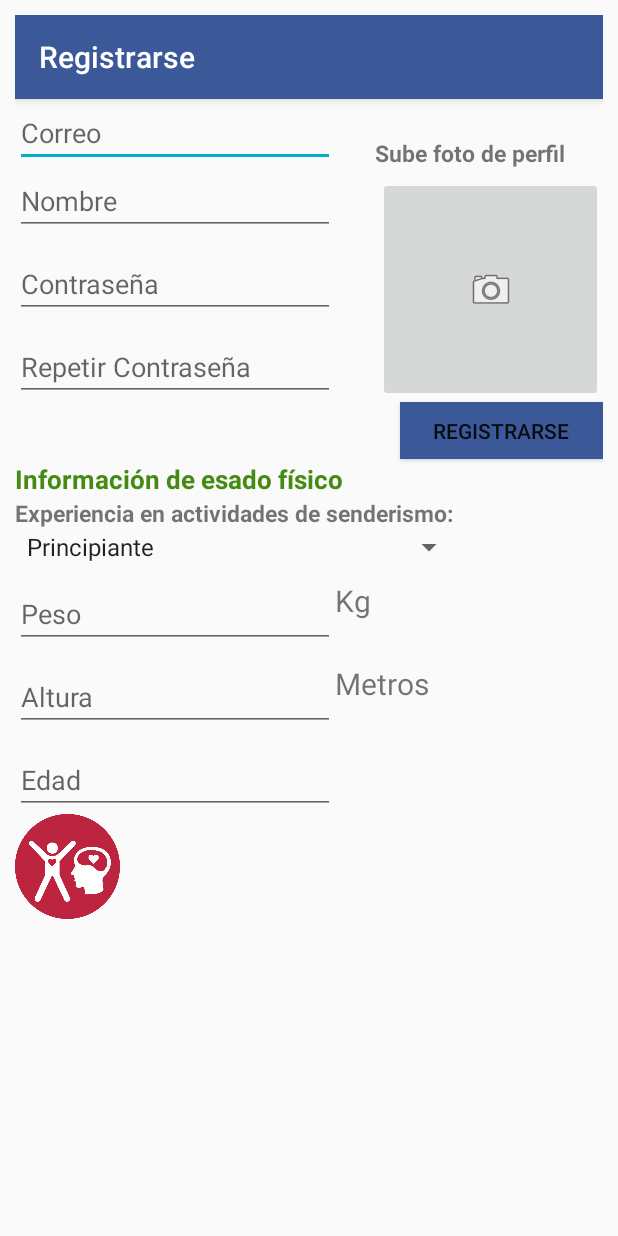
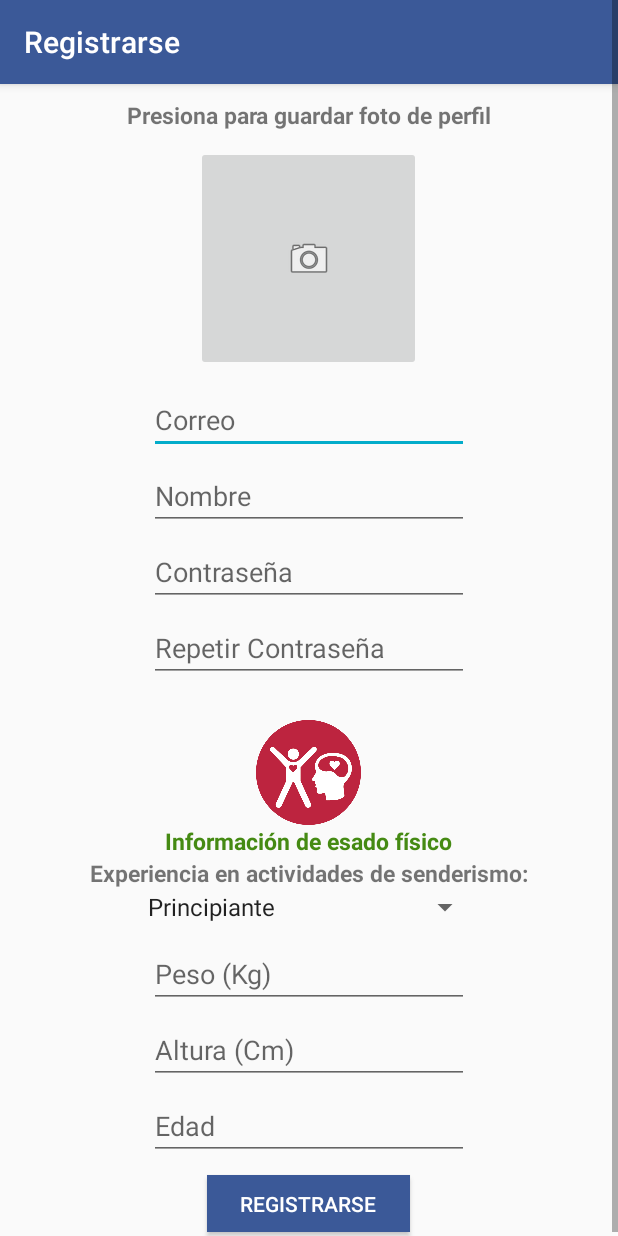
Before and after one commit to compumovil2010/sendismapp, an Android app: the Registrarse screen opened directly, with no data from a screen before it, on a phone screen of 412 x 824 dp. Run offline under Robolectric (Android 15) with nearby library versions, the phone set to English and light mode, and no system bars; our stand-ins replace Firebase (no records; nobody signed in at launch, a user with empty details on screens opened directly).

Commit message:
Mehoras en login-registro

```diff
--- a/app/src/main/java/com/example/sendismapp/Login.java
+++ b/app/src/main/java/com/example/sendismapp/Login.java
@@ -2,6 +2,7 @@ package com.example.sendismapp;
 
 import androidx.annotation.NonNull;
 import androidx.appcompat.app.AppCompatActivity;
+import androidx.appcompat.widget.Toolbar;
 
 import android.content.Intent;
 import android.os.Bundle;
@@ -33,6 +34,9 @@ public class Login extends AppCompatActivity {
         mAuth = FirebaseAuth.getInstance();
         correo = findViewById(R.id.correo);
         contrasena = findViewById(R.id.contrasena);
+        Toolbar toolbar = findViewById(R.id.toolbar);
+        setSupportActionBar(toolbar);
+        getSupportActionBar().setTitle("Ingresar");
     }
 
     @Override
--- a/app/src/main/res/layout/activity_registrarse.xml
+++ b/app/src/main/res/layout/activity_registrarse.xml
@@ -5,92 +5,110 @@
     xmlns:tools="http://schemas.android.com/tools"
     android:layout_width="match_parent"
     android:layout_height="match_parent"
-    android:padding="10dp"
     tools:context=".Registrarse">
+
+    <ScrollView
+        android:layout_width="match_parent"
+        android:layout_height="match_parent">
+
+        <LinearLayout
+            android:layout_width="match_parent"
+            android:layout_height="wrap_content"
+            android:orientation="vertical" >
+
+            <include
+                android:id="@+id/toolbar"
+                layout="@layout/toolbar"/>
+
+            <TextView
+                android:id="@+id/txtVFotoPerfil"
+                android:layout_width="wrap_content"
+                android:layout_height="wrap_content"
+                android:layout_marginTop="10dp"
+                android:layout_gravity="center"
+                android:text="@string/txtVFotoPerfil"
+                android:textSize="15sp"
+                android:textStyle="bold" />
+
+            <ImageButton
+                android:id="@+id/imgPerfil"
+                android:layout_width="150dp"
+                android:layout_height="150dp"
+                android:layout_marginTop="10dp"
+                android:layout_gravity="center"
+                android:onClick="clickSubirFotoPerfil"
+                app:srcCompat="@android:drawable/ic_menu_camera" />
 
             <EditText
                 android:id="@+id/etCorreoRegistro"
                 android:layout_width="wrap_content"
                 android:layout_height="wrap_content"
                 android:ems="10"
-        android:inputType="textPersonName"
+                android:layout_marginTop="10dp"
+                android:layout_gravity="center"
                 android:hint="@string/tfCorreo"
-        app:layout_constraintBottom_toTopOf="@+id/edtNombreU"
-        app:layout_constraintStart_toStartOf="parent"
-        app:layout_constraintTop_toBottomOf="@+id/toolbar" />
-
-    <include
-        android:id="@+id/toolbar"
-        layout="@layout/toolbar"/>
-
+                android:inputType="textPersonName" />
             <EditText
                 android:id="@+id/edtNombreU"
                 android:layout_width="wrap_content"
                 android:layout_height="wrap_content"
                 android:ems="10"
+                android:layout_marginTop="5dp"
+                android:layout_gravity="center"
                 android:hint="@string/txtFNombre"
-        android:inputType="textPersonName"
-        app:layout_constraintStart_toStartOf="parent"
-        app:layout_constraintTop_toBottomOf="@id/etCorreoRegistro"/>
-
+                android:inputType="textPersonName" />
             <EditText
                 android:id="@+id/edtPassword"
                 android:layout_width="wrap_content"
                 android:layout_height="wrap_content"
                 android:ems="10"
+                android:layout_marginTop="5dp"
+                android:layout_gravity="center"
                 android:inputType="textPassword"
-        android:hint="@string/txtFPassword"
-        android:layout_marginTop="10dp"
-        app:layout_constraintStart_toStartOf="parent"
-        app:layout_constraintTop_toBottomOf="@+id/edtNombreU" />
+                android:hint="@string/txtFPassword" />
 
             <EditText
                 android:id="@+id/edtRepetirP"
                 android:layout_width="wrap_content"
                 android:layout_height="wrap_content"
                 android:ems="10"
+                android:layout_marginTop="5dp"
+                android:layout_gravity="center"
                 android:inputType="textPassword"
-        android:hint="@string/txtFPassword2"
-        android:layout_marginTop="10dp"
-        app:layout_constraintStart_toStartOf="parent"
-        app:layout_constraintTop_toBottomOf="@+id/edtPassword" />
+                android:hint="@string/txtFPassword2" />
 
             <ImageView
                 android:id="@+id/imgEstadoFisico"
                 android:layout_width="70dp"
                 android:layout_height="70dp"
-        app:layout_constraintStart_toStartOf="parent"
-        app:layout_constraintTop_toBottomOf="@+id/edtEdad"
+                android:layout_marginTop="25dp"
+                android:layout_gravity="center"
                 app:srcCompat="@drawable/salud" />
 
             <TextView
                 android:id="@+id/txtVInfoEstadoFisico"
                 android:layout_width="wrap_content"
                 android:layout_height="wrap_content"
-        android:layout_marginTop="40dp"
+                android:layout_gravity="center"
                 android:text="Información de esado físico"
                 android:textColor="#458A13"
-        android:textSize="17sp"
-        android:textStyle="bold"
-        app:layout_constraintStart_toStartOf="parent"
-        app:layout_constraintTop_toBottomOf="@+id/edtRepetirP" />
+                android:textSize="15sp"
+                android:textStyle="bold" />
 
             <TextView
                 android:id="@+id/txtVExperiencia"
                 android:layout_width="wrap_content"
                 android:layout_height="wrap_content"
+                android:layout_gravity="center"
                 android:text="@string/txtVExperiencia"
                 android:textSize="15sp"
-        android:textStyle="bold"
-        app:layout_constraintStart_toStartOf="parent"
-        app:layout_constraintTop_toBottomOf="@+id/txtVInfoEstadoFisico" />
+                android:textStyle="bold" />
 
             <Spinner
                 android:id="@+id/spnExperiencia"
-        android:layout_width="300dp"
-        android:layout_height="wrap_content"
-        app:layout_constraintStart_toStartOf="parent"
-        app:layout_constraintTop_toBottomOf="@+id/txtVExperiencia" />
+                android:layout_width="230dp"
+                android:layout_gravity="center"
+                android:layout_height="wrap_content" />
 
             <EditText
                 android:id="@+id/edtPeso"
@@ -98,20 +116,9 @@
                 android:layout_height="wrap_content"
                 android:ems="10"
                 android:inputType="number"
+                android:layout_gravity="center"
                 android:hint="@string/edtPeso"
-        android:layout_marginTop="10dp"
-        app:layout_constraintStart_toStartOf="parent"
-        app:layout_constraintTop_toBottomOf="@+id/spnExperiencia" />
-
-    <TextView
-        android:id="@+id/txtVKg"
-        android:layout_width="wrap_content"
-        android:layout_height="wrap_content"
-        android:text="@string/txtVKg"
-        android:layout_marginTop="10dp"
-        android:textSize="20dp"
-        app:layout_constraintStart_toEndOf="@+id/edtPeso"
-        app:layout_constraintTop_toBottomOf="@+id/spnExperiencia" />
+                android:layout_marginTop="10dp" />
 
             <EditText
                 android:id="@+id/edtAltura"
@@ -120,19 +127,8 @@
                 android:ems="10"
                 android:hint="@string/edtAltura"
                 android:inputType="number"
-        android:layout_marginTop="10dp"
-        app:layout_constraintStart_toStartOf="parent"
-        app:layout_constraintTop_toBottomOf="@+id/edtPeso" />
-
-    <TextView
-        android:id="@+id/txtVMetros"
-        android:layout_width="wrap_content"
-        android:layout_height="wrap_content"
-        android:text="@string/txtVAlt"
-        android:textSize="20dp"
-        android:layout_marginTop="10dp"
-        app:layout_constraintStart_toEndOf="@+id/edtAltura"
-        app:layout_constraintTop_toBottomOf="@+id/edtPeso" />
+                android:layout_gravity="center"
+                android:layout_marginTop="5dp" />
 
             <EditText
                 android:id="@+id/edtEdad"
@@ -141,41 +137,22 @@
                 android:ems="10"
                 android:inputType="date"
                 android:hint="@string/edtEdad"
-        android:layout_marginTop="10dp"
-        app:layout_constraintStart_toStartOf="parent"
-        app:layout_constraintTop_toBottomOf="@+id/edtAltura" />
-
+                android:layout_gravity="center"
+                android:layout_marginTop="5dp" />
             <Button
                 android:id="@+id/button5"
                 android:layout_width="135dp"
                 android:layout_height="38dp"
                 android:background="@color/colorSecondary"
+                android:textColor="@color/blanco"
+                android:layout_gravity="center"
                 android:text="@string/btnResgistrarse"
-        android:onClick="clickRegistrarse"
-        app:layout_constraintEnd_toEndOf="parent"
-        app:layout_constraintTop_toBottomOf="@+id/imgPerfil" />
+                android:layout_marginTop="10dp"
+                android:layout_marginBottom="5dp"
+                android:onClick="clickRegistrarse" />
 
-    <ImageButton
-        android:id="@+id/imgPerfil"
-        android:layout_width="150dp"
-        android:layout_height="150dp"
-        android:layout_marginTop="5dp"
-        android:onClick="clickSubirFotoPerfil"
-        app:layout_constraintEnd_toEndOf="parent"
-        app:layout_constraintTop_toBottomOf="@+id/txtVFotoPerfil"
-        app:srcCompat="@android:drawable/ic_menu_camera" />
-
-    <TextView
-        android:id="@+id/txtVFotoPerfil"
-        android:layout_width="wrap_content"
-        android:layout_height="wrap_content"
-        android:layout_marginEnd="25dp"
-        android:layout_marginTop="25dp"
-        android:text="@string/txtVFotoPerfil"
-        android:textSize="15sp"
-        android:textStyle="bold"
-        app:layout_constraintEnd_toEndOf="parent"
-        app:layout_constraintTop_toBottomOf="@+id/toolbar" />
+        </LinearLayout>
+    </ScrollView>
 
 
 </androidx.constraintlayout.widget.ConstraintLayout>
--- a/app/src/main/res/menu/cerrar_sesion.xml
+++ b/app/src/main/res/menu/cerrar_sesion.xml
@@ -1,7 +1,7 @@
 <?xml version="1.0" encoding="utf-8"?>
 <menu xmlns:android="http://schemas.android.com/apk/res/android"
-       >
 
+    >
     <item
         android:id="@+id/itemCerrarSesion"
         android:title="@string/menuCerrarSesion">
--- a/app/src/main/res/values/strings.xml
+++ b/app/src/main/res/values/strings.xml
@@ -47,12 +47,10 @@
     <string name="txtFPassword2">Repetir Contraseña</string>
     <string name="txtFdate">03/03/20</string>
     <string name="txtVExperiencia">Experiencia en actividades de senderismo: </string>
-    <string name="txtVKg">Kg</string>
-    <string name="txtVAlt">Metros</string>
     <string name="btnResgistrarse">Registrarse</string>
-    <string name="txtVFotoPerfil">Sube foto de perfil</string>
-    <string name="edtPeso">Peso</string>
-    <string name="edtAltura">Altura</string>
+    <string name="txtVFotoPerfil">Presiona para guardar foto de perfil</string>
+    <string name="edtPeso">Peso (Kg)</string>
+    <string name="edtAltura">Altura (Cm)</string>
     <string name="edtEdad">Edad</string>
     <string-array name="Esperiencias">
         <item>Principiante</item>
--- a/app/src/main/res/values/styles.xml
+++ b/app/src/main/res/values/styles.xml
@@ -6,6 +6,11 @@
         <item name="colorPrimary">@color/colorPrimary</item>
         <item name="colorPrimaryDark">@color/colorPrimaryDark</item>
         <item name="colorAccent">@color/colorAccent</item>
+        <item name="android:actionOverflowButtonStyle">@style/MyActionButtonOverflow</item>
+
+    </style>
+    <style name="MyActionButtonOverflow" parent="android:style/Widget.Holo.Light.ActionButton.Overflow">
+        <item name="android:src">@drawable/ic_menu</item>
     </style>
 
 </resources>
```
Also changed, not shown: app/src/main/java/com/example/sendismapp/Registrarse.java (+6 -1 lines), app/src/main/res/layout/activity_main.xml (+7 -2 lines), app/src/main/res/layout/activity_menu_principal.xml (+22 -15 lines), app/src/main/res/layout/login.xml (+11 -6 lines), app/src/main/res/drawable/ic_menu.png (added). Lines whose indentation alone changed are shown as unchanged.
